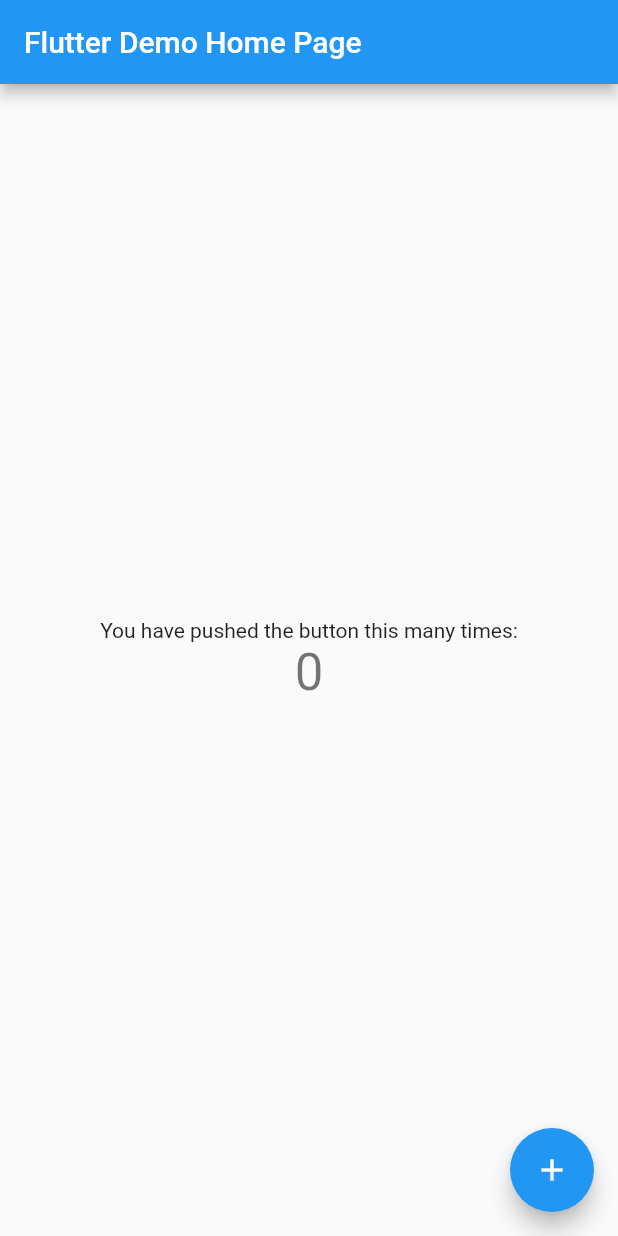
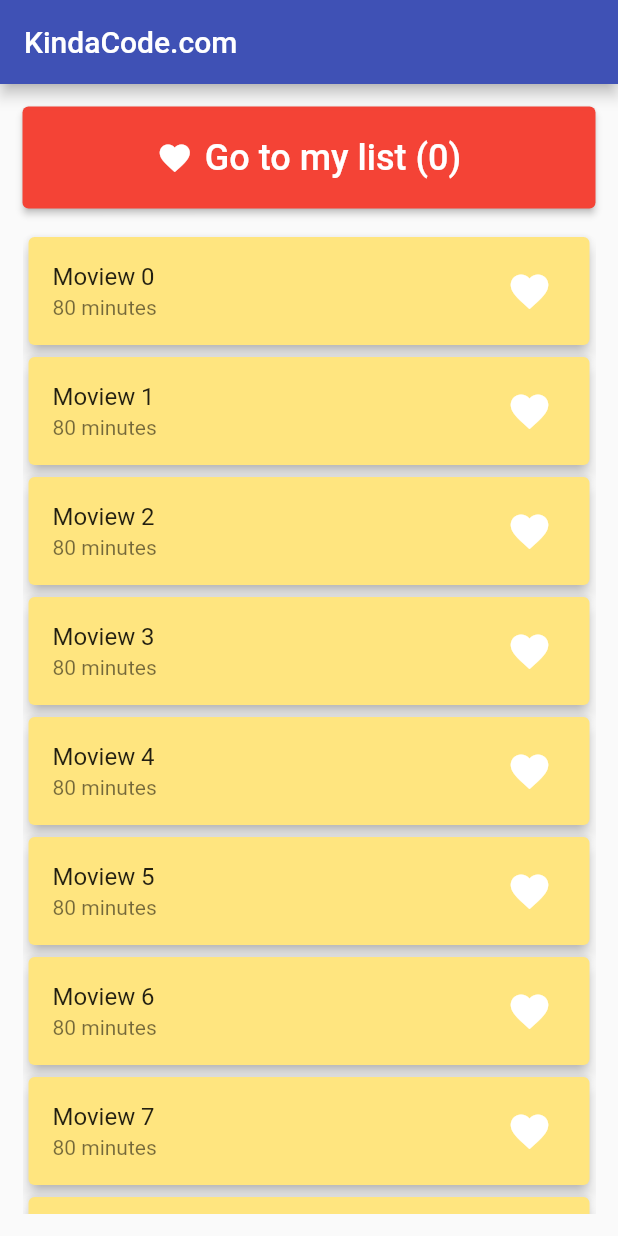
Before and after one commit to dpocheronOnePoint/StateManagementOverview, a Flutter app: the screen it shows after launch, on a phone screen of 412 x 824 dp. Run offline on Flutter 3.47's test engine with Material 2 defaults, Android fonts, the light colour scheme and no system bars.

Commit message:
End to dev flutter_provider_example

```diff
--- a/flutter_provider_example/lib/main.dart
+++ b/flutter_provider_example/lib/main.dart
@@ -1,115 +1,29 @@
 import 'package:flutter/material.dart';
+import 'package:provider/provider.dart';
+
+import 'providers/movie_provider.dart';
+
+import 'screens/home_screen.dart';
 
 void main() {
-  runApp(const MyApp());
+  runApp(ChangeNotifierProvider<MovieProvider>(
+    child: const MyApp(),
+    create: (_) => MovieProvider(),
+  ));
 }
 
 class MyApp extends StatelessWidget {
   const MyApp({Key? key}) : super(key: key);
 
-  // This widget is the root of your application.
   @override
   Widget build(BuildContext context) {
     return MaterialApp(
-      title: 'Flutter Demo',
+      debugShowCheckedModeBanner: false,
+      title: 'Kindacode.com',
       theme: ThemeData(
-        // This is the theme of your application.
-        //
-        // Try running your application with "flutter run". You'll see the
-        // application has a blue toolbar. Then, without quitting the app, try
-        // changing the primarySwatch below to Colors.green and then invoke
-        // "hot reload" (press "r" in the console where you ran "flutter run",
-        // or simply save your changes to "hot reload" in a Flutter IDE).
-        // Notice that the counter didn't reset back to zero; the application
-        // is not restarted.
-        primarySwatch: Colors.blue,
+        primarySwatch: Colors.indigo,
       ),
-      home: const MyHomePage(title: 'Flutter Demo Home Page'),
+      home: const HomeScreen(),
     );
   }
 }
-
-class MyHomePage extends StatefulWidget {
-  const MyHomePage({Key? key, required this.title}) : super(key: key);
-
-  // This widget is the home page of your application. It is stateful, meaning
-  // that it has a State object (defined below) that contains fields that affect
-  // how it looks.
-
-  // This class is the configuration for the state. It holds the values (in this
-  // case the title) provided by the parent (in this case the App widget) and
-  // used by the build method of the State. Fields in a Widget subclass are
-  // always marked "final".
-
-  final String title;
-
-  @override
-  State<MyHomePage> createState() => _MyHomePageState();
-}
-
-class _MyHomePageState extends State<MyHomePage> {
-  int _counter = 0;
-
-  void _incrementCounter() {
-    setState(() {
-      // This call to setState tells the Flutter framework that something has
-      // changed in this State, which causes it to rerun the build method below
-      // so that the display can reflect the updated values. If we changed
-      // _counter without calling setState(), then the build method would not be
-      // called again, and so nothing would appear to happen.
-      _counter++;
-    });
-  }
-
-  @override
-  Widget build(BuildContext context) {
-    // This method is rerun every time setState is called, for instance as done
-    // by the _incrementCounter method above.
-    //
-    // The Flutter framework has been optimized to make rerunning build methods
-    // fast, so that you can just rebuild anything that needs updating rather
-    // than having to individually change instances of widgets.
-    return Scaffold(
-      appBar: AppBar(
-        // Here we take the value from the MyHomePage object that was created by
-        // the App.build method, and use it to set our appbar title.
-        title: Text(widget.title),
-      ),
-      body: Center(
-        // Center is a layout widget. It takes a single child and positions it
-        // in the middle of the parent.
-        child: Column(
-          // Column is also a layout widget. It takes a list of children and
-          // arranges them vertically. By default, it sizes itself to fit its
-          // children horizontally, and tries to be as tall as its parent.
-          //
-          // Invoke "debug painting" (press "p" in the console, choose the
-          // "Toggle Debug Paint" action from the Flutter Inspector in Android
-          // Studio, or the "Toggle Debug Paint" command in Visual Studio Code)
-          // to see the wireframe for each widget.
-          //
-          // Column has various properties to control how it sizes itself and
-          // how it positions its children. Here we use mainAxisAlignment to
-          // center the children vertically; the main axis here is the vertical
-          // axis because Columns are vertical (the cross axis would be
-          // horizontal).
-          mainAxisAlignment: MainAxisAlignment.center,
-          children: <Widget>[
-            const Text(
-              'You have pushed the button this many times:',
-            ),
-            Text(
-              '$_counter',
-              style: Theme.of(context).textTheme.headline4,
-            ),
-          ],
-        ),
-      ),
-      floatingActionButton: FloatingActionButton(
-        onPressed: _incrementCounter,
-        tooltip: 'Increment',
-        child: const Icon(Icons.add),
-      ), // This trailing comma makes auto-formatting nicer for build methods.
-    );
-  }
-}
--- /dev/null
+++ b/flutter_provider_example/lib/models/movie.dart
@@ -0,0 +1,6 @@
+class Movie {
+  final String title;
+  final String? runtime;
+
+  Movie({required this.title, this.runtime});
+}
--- /dev/null
+++ b/flutter_provider_example/lib/providers/movie_provider.dart
@@ -0,0 +1,27 @@
+import 'package:flutter/material.dart';
+import 'dart:math';
+import '../models/movie.dart';
+
+final List<Movie> initialData = List.generate(
+    50,
+    (index) => Movie(
+        title: "Moview $index",
+        runtime: "${Random().nextInt(100) + 60} minutes"));
+
+class MovieProvider with ChangeNotifier {
+  final List<Movie> _movies = initialData;
+  List<Movie> get movies => _movies;
+
+  final List<Movie> _myList = [];
+  List<Movie> get myList => _myList;
+
+  void addToList(Movie movie) {
+    _myList.add(movie);
+    notifyListeners();
+  }
+
+  void removeFromList(Movie movie) {
+    _myList.remove(movie);
+    notifyListeners();
+  }
+}
--- /dev/null
+++ b/flutter_provider_example/lib/screens/home_screen.dart
@@ -0,0 +1,91 @@
+import 'package:flutter/material.dart';
+import 'package:provider/provider.dart';
+
+import '../providers/movie_provider.dart';
+import 'my_list_screen.dart';
+
+class HomeScreen extends StatefulWidget {
+  const HomeScreen({Key? key}) : super(key: key);
+
+  @override
+  State<HomeScreen> createState() => _HomeScreenState();
+}
+
+class _HomeScreenState extends State<HomeScreen> {
+  @override
+  Widget build(BuildContext context) {
+    var movies = context.watch<MovieProvider>().movies;
+    var myList = context.watch<MovieProvider>().myList;
+
+    return Scaffold(
+      appBar: AppBar(
+        title: const Text('KindaCode.com'),
+      ),
+      body: Padding(
+        padding: const EdgeInsets.all(15),
+        child: Column(
+          crossAxisAlignment: CrossAxisAlignment.stretch,
+          children: [
+            ElevatedButton.icon(
+              onPressed: () {
+                Navigator.of(context).push(
+                  MaterialPageRoute(
+                    builder: (context) => const MyListScreen(),
+                  ),
+                );
+              },
+              icon: const Icon(Icons.favorite),
+              label: Text(
+                "Go to my list (${myList.length})",
+                style: const TextStyle(fontSize: 24),
+              ),
+              style: ElevatedButton.styleFrom(
+                  primary: Colors.red,
+                  padding: const EdgeInsets.symmetric(vertical: 20)),
+            ),
+            const SizedBox(
+              height: 15,
+            ),
+            Expanded(
+              child: ListView.builder(
+                  itemCount: movies.length,
+                  itemBuilder: (_, index) {
+                    final currentMovie = movies[index];
+                    return Card(
+                      key: ValueKey(currentMovie.title),
+                      color: Colors.amberAccent.shade100,
+                      elevation: 4,
+                      child: ListTile(
+                        title: Text(currentMovie.title),
+                        subtitle:
+                            Text(currentMovie.runtime ?? 'No information'),
+                        trailing: IconButton(
+                          icon: Icon(
+                            Icons.favorite,
+                            color: myList.contains(currentMovie)
+                                ? Colors.red
+                                : Colors.white,
+                            size: 30,
+                          ),
+                          onPressed: () {
+                            if (!myList.contains(currentMovie)) {
+                              context
+                                  .read<MovieProvider>()
+                                  .addToList(currentMovie);
+                            } else {
+                              context
+                                  .read<MovieProvider>()
+                                  .removeFromList(currentMovie);
+                            }
+                          },
+                        ),
+                      ),
+                    );
+                  }),
+            ),
+          ],
+        ),
+      ),
+    );
+  }
+}
```
Also changed, not shown: flutter_provider_example/lib/screens/my_list_screen.dart (added, +45 -0 lines), flutter_provider_example/pubspec.yaml (+4 -12 lines), flutter_provider_example/pubspec.lock.
